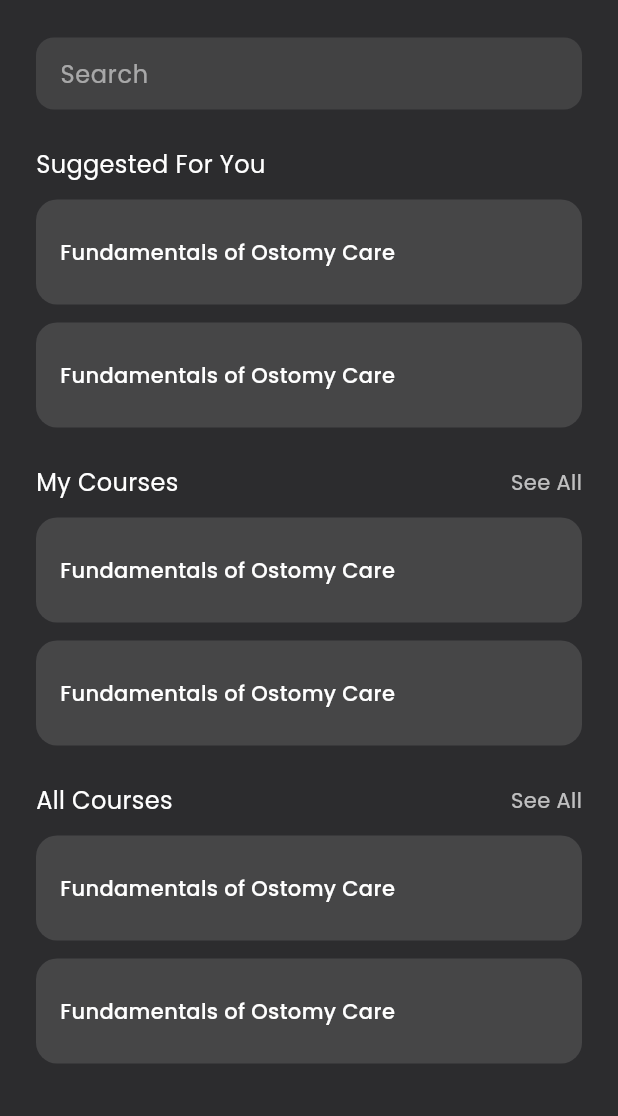
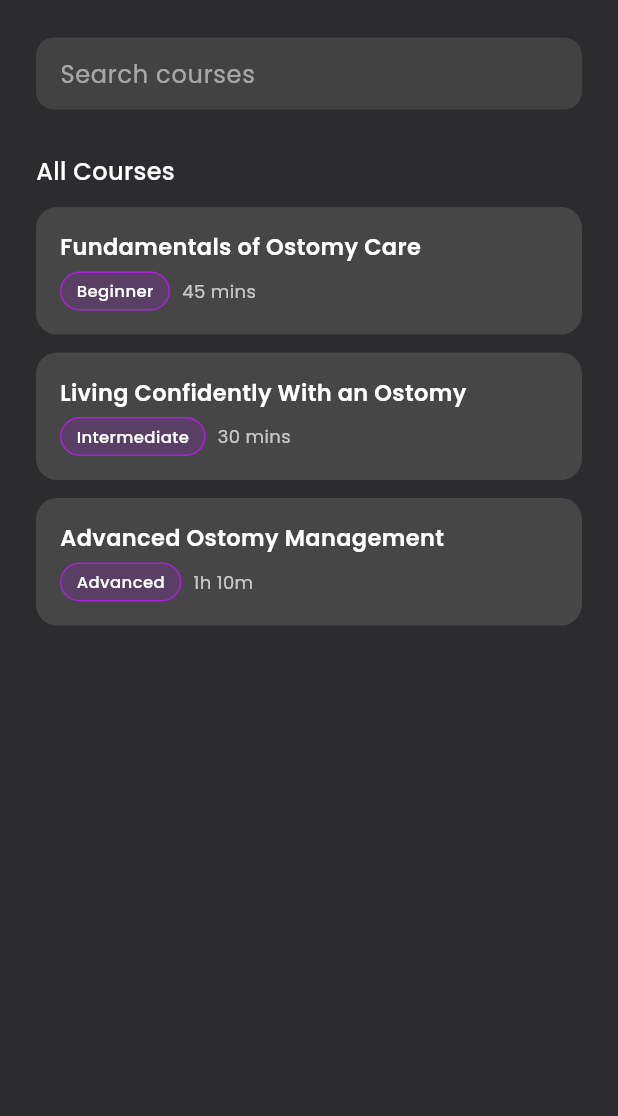
Before and after one commit to muijayaweera/mentora-mobile-app, a Flutter app: the CoursesScreen screen opened by its route, on a phone screen of 412 x 824 dp, the part 120-1236 px from its top. Run offline on Flutter 3.47's test engine with Material 3 defaults, Android fonts, the phone set to English and light mode, and no system bars; our stand-ins replace cloud_firestore, firebase_auth, firebase_core, google_fonts, image_picker; accounts and stored records are empty.

Commit message:
courses time duration and updates

```diff
--- a/lib/data/sample_courses.dart
+++ b/lib/data/sample_courses.dart
@@ -1,48 +1,86 @@
 import '../models/course.dart';
 import '../models/lesson.dart';
 
-final sampleCourse = Course(
+final List<Course> sampleCourses = [
+  Course(
     id: 'c1',
     title: 'Fundamentals of Ostomy Care',
     overview:
-  'This course helps you understand the basics of living with an ostomy, '
-      'including daily care, hygiene, and building confidence in your routine.',
+    'Learn the essential practices of ostomy care — from understanding stoma types to providing effective patient education and support.',
+    level: 'Beginner',
+    duration: '45 mins',
     lessons: [
       Lesson(
         id: 'l1',
+        title: 'Introduction to Ostomies',
+        content:
+        'An ostomy is a surgically created opening on the abdomen that allows waste to leave the body...',
         order: 1,
-      title: 'Understanding Your Ostomy',
-      content:
-      'An ostomy is a surgically created opening that allows waste to leave '
-          'the body. In this lesson, you’ll learn why ostomies are created, '
-          'the different types, and how they support your health and recovery.',
       ),
       Lesson(
         id: 'l2',
+        title: 'Types of Stomas and Appliances',
+        content:
+        'There are different types of stomas depending on the surgery and patient condition...',
         order: 2,
-      title: 'Daily Care & Hygiene',
-      content:
-      'Daily care is essential for comfort and confidence. This lesson '
-          'covers cleaning around the stoma, changing your pouch system, '
-          'and recognizing signs of irritation or infection.',
       ),
       Lesson(
         id: 'l3',
+        title: 'Routine Care and Hygiene',
+        content:
+        'Daily care routines are essential for maintaining healthy skin and preventing infection...',
         order: 3,
-      title: 'Diet & Lifestyle Adjustments',
+      ),
+    ],
+  ),
+
+  Course(
+    id: 'c2',
+    title: 'Living Confidently With an Ostomy',
+    overview:
+    'Build confidence in daily activities, social interactions, and emotional well-being while living with an ostomy.',
+    level: 'Intermediate',
+    duration: '30 mins',
+    lessons: [
+      Lesson(
+        id: 'l4',
+        title: 'Adjusting to Daily Life',
         content:
-      'Living with an ostomy doesn’t mean giving up your lifestyle. '
-          'Here we discuss diet tips, hydration, physical activity, '
-          'and managing social situations with ease.',
+        'Adapting to life with an ostomy involves physical, emotional, and lifestyle adjustments...',
+        order: 1,
       ),
       Lesson(
-      id: 'l4',
-      order: 4,
-      title: 'Building Confidence & Emotional Wellbeing',
+        id: 'l5',
+        title: 'Diet and Nutrition Tips',
         content:
-      'It’s normal to experience emotional changes. This lesson focuses on '
-          'self-confidence, body image, and practical tips to help you feel '
-          'empowered and supported.',
+        'Understanding how food affects digestion and output can improve comfort and confidence...',
+        order: 2,
       ),
     ],
-);
+  ),
+
+  Course(
+    id: 'c3',
+    title: 'Advanced Ostomy Management',
+    overview:
+    'Deepen your knowledge with advanced care techniques, complication management, and long-term planning.',
+    level: 'Advanced',
+    duration: '1h 10m',
+    lessons: [
+      Lesson(
+        id: 'l6',
+        title: 'Managing Complications',
+        content:
+        'Learn how to identify and manage common ostomy-related complications early...',
+        order: 1,
+      ),
+      Lesson(
+        id: 'l7',
+        title: 'Long-Term Stoma Health',
+        content:
+        'Long-term care focuses on prevention, monitoring, and maintaining overall stoma health...',
+        order: 2,
+      ),
+    ],
+  ),
+];
--- a/lib/models/course.dart
+++ b/lib/models/course.dart
@@ -4,12 +4,16 @@ class Course {
   final String id;
   final String title;
   final String overview;
+  final String level;      // Beginner / Intermediate / Advanced
+  final String duration;   // e.g. "45 mins", "1h 20m"
   final List<Lesson> lessons;
 
   Course({
     required this.id,
     required this.title,
     required this.overview,
+    required this.level,
+    required this.duration,
     required this.lessons,
   });
 }
--- a/lib/screens/courses.dart
+++ b/lib/screens/courses.dart
@@ -2,6 +2,7 @@ import 'package:flutter/material.dart';
 import 'package:google_fonts/google_fonts.dart';
 
 import '../data/sample_courses.dart';
+import '../models/course.dart';
 import 'course_overview.dart';
 
 class CoursesScreen extends StatelessWidget {
@@ -16,7 +17,7 @@ class CoursesScreen extends StatelessWidget {
         child: Column(
           crossAxisAlignment: CrossAxisAlignment.start,
           children: [
-            // Top row: mentora + badge
+            // Top row
             Row(
               mainAxisAlignment: MainAxisAlignment.spaceBetween,
               children: [
@@ -41,7 +42,7 @@ class CoursesScreen extends StatelessWidget {
 
             const SizedBox(height: 25),
 
-            // Search Box
+            // Search box (UI only for now)
             Container(
               padding: const EdgeInsets.symmetric(horizontal: 16),
               decoration: BoxDecoration(
@@ -51,101 +52,101 @@ class CoursesScreen extends StatelessWidget {
               child: TextField(
                 style: const TextStyle(color: Colors.white),
                 decoration: InputDecoration(
-                  hintText: "Search",
+                  hintText: "Search courses",
                   hintStyle: GoogleFonts.poppins(color: Colors.white54),
                   border: InputBorder.none,
                 ),
               ),
             ),
 
-            const SizedBox(height: 25),
+            const SizedBox(height: 30),
 
-            // Suggested For You
             Text(
-              "Suggested For You",
-              style: GoogleFonts.poppins(color: Colors.white, fontSize: 16),
+              "All Courses",
+              style: GoogleFonts.poppins(
+                color: Colors.white,
+                fontSize: 16,
+                fontWeight: FontWeight.w500,
+              ),
             ),
+
             const SizedBox(height: 12),
-            _courseTile(context),
-            const SizedBox(height: 12),
-            _courseTile(context),
 
-            const SizedBox(height: 25),
-
-            // My Courses Row
-            Row(
-              mainAxisAlignment: MainAxisAlignment.spaceBetween,
-              children: [
-                Text(
-                  "My Courses",
-                  style: GoogleFonts.poppins(color: Colors.white, fontSize: 16),
-                ),
-                Text(
-                  "See All",
-                  style:
-                  GoogleFonts.poppins(color: Colors.white70, fontSize: 14),
-                ),
-              ],
+            ...sampleCourses.map(
+                  (course) => _courseTile(context, course),
             ),
-            const SizedBox(height: 12),
-            _courseTile(context),
-            const SizedBox(height: 12),
-            _courseTile(context),
-
-            const SizedBox(height: 25),
-
-            // All Courses Row
-            Row(
-              mainAxisAlignment: MainAxisAlignment.spaceBetween,
-              children: [
-                Text(
-                  "All Courses",
-                  style: GoogleFonts.poppins(color: Colors.white, fontSize: 16),
-                ),
-                Text(
-                  "See All",
-                  style:
-                  GoogleFonts.poppins(color: Colors.white70, fontSize: 14),
-                ),
-              ],
-            ),
-            const SizedBox(height: 12),
-            _courseTile(context),
-            const SizedBox(height: 12),
-            _courseTile(context),
           ],
         ),
       ),
     );
   }
 
-  // Course Tile Widget
-  Widget _courseTile(BuildContext context) {
+  // Course tile widget
+  Widget _courseTile(BuildContext context, Course course) {
     return GestureDetector(
       onTap: () {
         Navigator.push(
           context,
           MaterialPageRoute(
-            builder: (_) =>
-                CourseOverviewScreen(course: sampleCourse),
+            builder: (_) => CourseOverviewScreen(course: course),
           ),
         );
       },
       child: Container(
-        height: 70,
-        padding: const EdgeInsets.symmetric(horizontal: 16),
-        alignment: Alignment.centerLeft,
+        margin: const EdgeInsets.only(bottom: 12),
+        padding: const EdgeInsets.all(16),
         decoration: BoxDecoration(
           color: Colors.white12,
           borderRadius: BorderRadius.circular(14),
         ),
-        child: Text(
-          'Fundamentals of Ostomy Care',
-          style: GoogleFonts.poppins(
-            color: Colors.white,
-            fontSize: 14,
-            fontWeight: FontWeight.w500,
-          ),
+        child: Column(
+          crossAxisAlignment: CrossAxisAlignment.start,
+          children: [
+            Text(
+              course.title,
+              style: GoogleFonts.poppins(
+                color: Colors.white,
+                fontSize: 15,
+                fontWeight: FontWeight.w600,
+              ),
+            ),
+
+            const SizedBox(height: 6),
+
+            Row(
+              children: [
+                _badge(course.level),
+                const SizedBox(width: 8),
+                Text(
+                  course.duration,
+                  style: GoogleFonts.poppins(
+                    color: Colors.white70,
+                    fontSize: 12,
+                  ),
+                ),
+              ],
+            ),
+          ],
+        ),
+      ),
+    );
+  }
+
+  // Level badge
+  Widget _badge(String text) {
+    return Container(
+      padding: const EdgeInsets.symmetric(horizontal: 10, vertical: 4),
+      decoration: BoxDecoration(
+        color: const Color(0xFFA822D9).withOpacity(0.2),
+        borderRadius: BorderRadius.circular(20),
+        border: Border.all(color: const Color(0xFFA822D9)),
+      ),
+      child: Text(
+        text,
+        style: GoogleFonts.poppins(
+          color: Colors.white,
+          fontSize: 11,
+          fontWeight: FontWeight.w500,
         ),
       ),
     );
```
Lines whose indentation alone changed are shown as unchanged.
